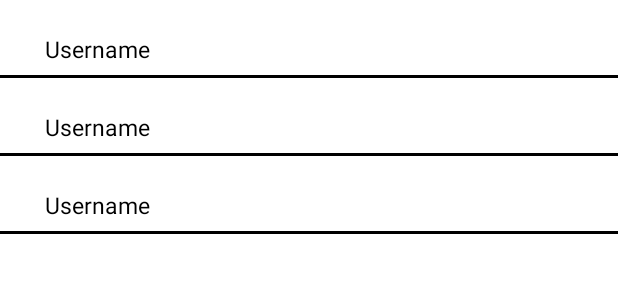
After one commit to forvev/Music-Streaming-application, an Android app: the layout fragment_friends_shared_playlist.xml on its own in the app's theme, with its tools: preview values and no code run, on a phone screen of 412 x 824 dp. The commit adds this screen. Shown: the top 300 px of the screen. Run offline under Robolectric (Android 15) with nearby library versions, the phone set to English and light mode, and no system bars; network calls fail.

Commit message:
Inviting friends for shared playlist

```diff
--- a/app/build.gradle
+++ b/app/build.gradle
@@ -70,4 +70,10 @@ dependencies {
     androidTestImplementation 'androidx.test.ext:junit:1.1.3'
     androidTestImplementation 'androidx.test.espresso:espresso-core:3.4.0'
     implementation 'com.squareup.picasso:picasso:2.8'
+
+    def nav_version = "2.3.5"
+
+// Java language implementation for navigation
+    implementation "androidx.navigation:navigation-fragment:$nav_version"
+    implementation "androidx.navigation:navigation-ui:$nav_version"
 }
--- /dev/null
+++ b/app/src/main/res/layout/fragment_friends_shared_playlist.xml
@@ -0,0 +1,21 @@
+<?xml version="1.0" encoding="utf-8"?>
+<LinearLayout xmlns:android="http://schemas.android.com/apk/res/android"
+    xmlns:tools="http://schemas.android.com/tools"
+    android:orientation="vertical"
+    android:layout_width="match_parent"
+    android:layout_height="match_parent"
+    tools:context=".ui.friends.List_of_friends_fragment"
+    android:background="@color/cardview_light_background">
+
+    <ListView
+        android:id="@+id/list_v_shared_playlist"
+        android:layout_width="match_parent"
+        android:layout_height="match_parent"
+        tools:listitem="@layout/shared_playlist_friends_custom_v"
+        android:divider="@color/black"
+        android:dividerHeight="2dp"
+        android:clickable="false"
+        android:focusable="false"
+        android:focusableInTouchMode="false"
+        android:listSelector="@android:color/transparent"/>
+</LinearLayout>
--- /dev/null
+++ b/app/src/main/res/layout/shared_playlist_friends_custom_v.xml
@@ -0,0 +1,44 @@
+<?xml version="1.0" encoding="utf-8"?>
+<LinearLayout xmlns:android="http://schemas.android.com/apk/res/android"
+    android:layout_width="match_parent"
+    android:layout_height="match_parent"
+    xmlns:tools="http://schemas.android.com/tools"
+    android:padding="10dip"
+    android:orientation="horizontal">
+
+
+    <LinearLayout
+        android:layout_width="match_parent"
+        android:layout_height="wrap_content"
+        android:orientation="horizontal">
+        <!--        android:gravity="center"-->
+        <RelativeLayout
+            android:id="@+id/user_and_id"
+            android:layout_width="0dp"
+            android:layout_height="30dip"
+            android:layout_weight="1">
+
+            <LinearLayout
+                android:layout_width="wrap_content"
+                android:layout_height="wrap_content"
+                android:layout_marginLeft="20dip"
+                android:layout_marginTop="12dip"
+                android:gravity="center"
+                android:orientation="vertical">
+
+                <TextView
+                    android:id="@+id/friends_shared_playlist_custom_view_username"
+                    android:layout_width="wrap_content"
+                    android:layout_height="wrap_content"
+                    android:layout_gravity="center"
+                    android:textColor="@color/black"
+                    android:textSize="15sp"
+                    tools:text="Username" />
+
+            </LinearLayout>
+        </RelativeLayout>
+
+
+    </LinearLayout>
+
+</LinearLayout>
```
Also changed, not shown: app/src/main/java/com/example/musicfun/adapter/friends/FriendsSharedListAdapter.java (added, +69 -0 lines), app/src/main/java/com/example/musicfun/fragment/sharedplaylist/SharedPlaylistFragment.java (+21 -2 lines), app/src/main/java/com/example/musicfun/ui/friends/List_of_friends_fragment.java (added, +127 -0 lines), app/src/main/res/navigation/shared_playlist_navigation.xml (+10 -0 lines).
